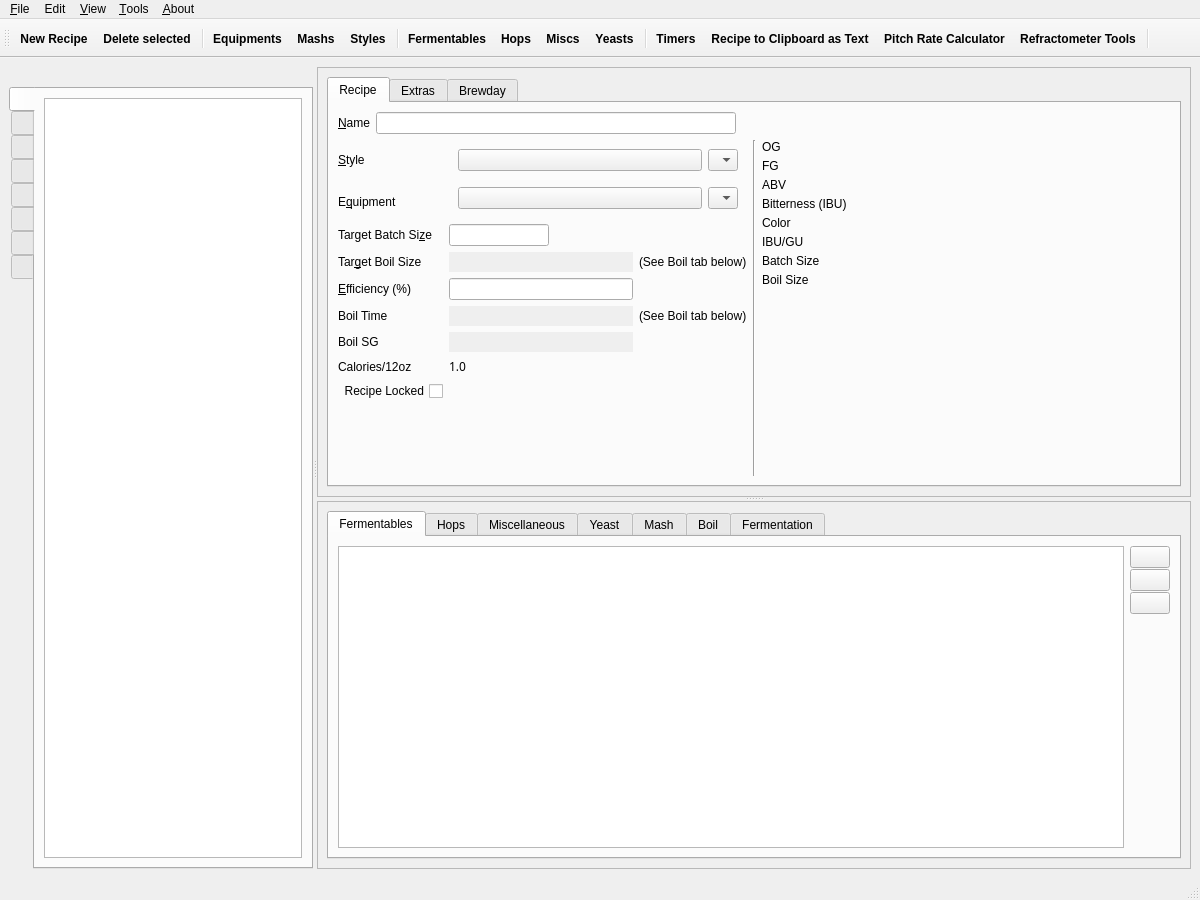
First picture: the form in ui/mainWindow.ui, repository Brewtarget/brewtarget, before the edit.
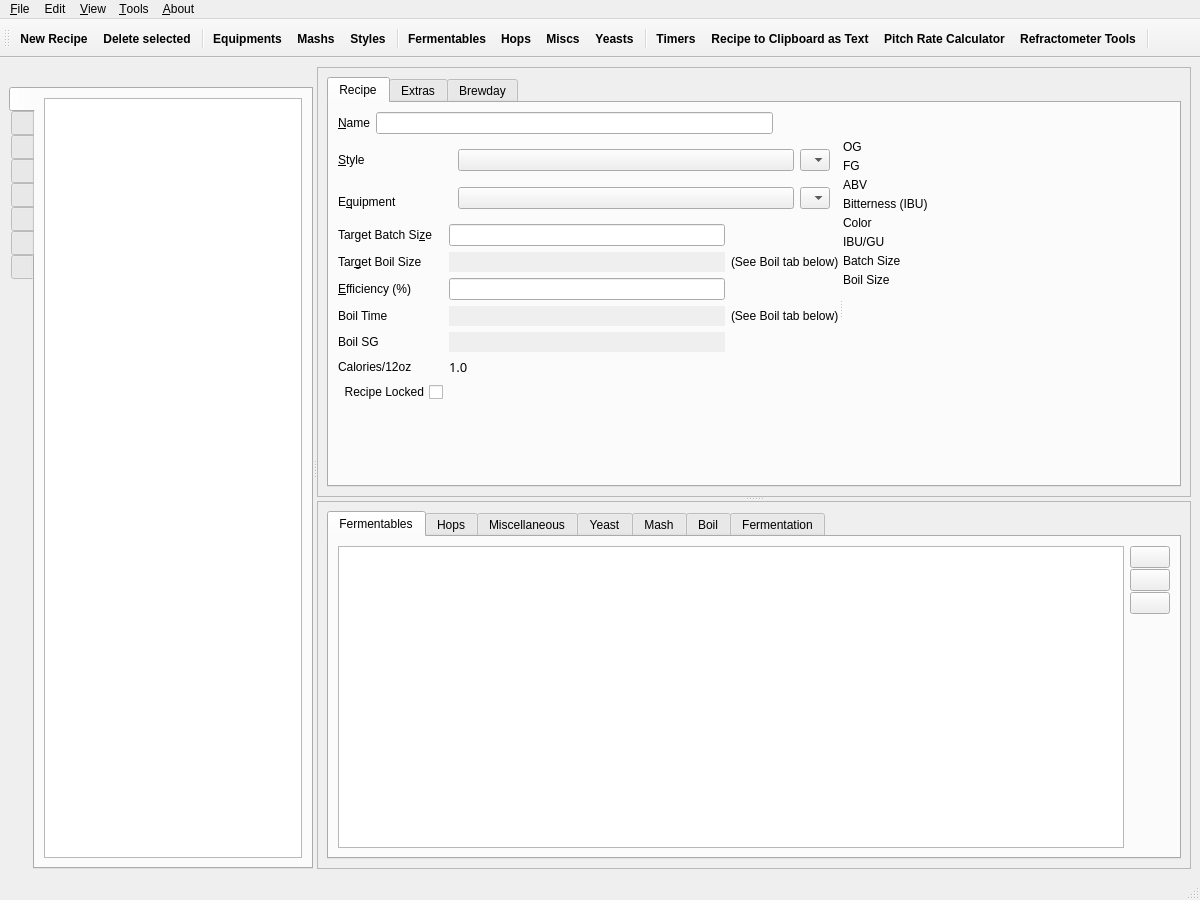
Second picture: the form after the edit. Icons and pictures are not drawn. Custom widgets are drawn as their Qt base class.

Commit message: Add vertical splitter on Recipe tab

Patch:
```diff
--- a/ui/mainWindow.ui
+++ b/ui/mainWindow.ui
@@ -320,12 +320,6 @@
                       <height>0</height>
                      </size>
                     </property>
-                    <property name="maximumSize">
-                     <size>
-                      <width>360</width>
-                      <height>16777215</height>
-                     </size>
-                    </property>
                     <property name="toolTip">
                      <string>Name of recipe</string>
                     </property>
@@ -352,8 +346,12 @@
                </layout>
               </item>
               <item>
-               <layout class="QHBoxLayout" name="horizontalLayout_mainpanel">
-                <item>
+               <!-- Main bit of Recipe tab (below the recipe name line) -->
+               <widget class="QSplitter" name="splitter_vertical_recipe">
+                <property name="orientation">
+                 <enum>Qt::Horizontal</enum>
+                </property>
+                <widget class="QWidget" name="recipe_main_fields" native="true">
                  <layout class="QVBoxLayout" name="verticalLayout_left">
                   <item>
                    <layout class="QGridLayout" name="gridLayout_fields">
@@ -498,24 +496,6 @@
                     </item>
                     <item row="4" column="1">
                      <widget class="SmartLineEdit" name="lineEdit_batchSize">
-                      <property name="sizePolicy">
-                       <sizepolicy hsizetype="Minimum" vsizetype="Fixed">
-                        <horstretch>0</horstretch>
-                        <verstretch>0</verstretch>
-                       </sizepolicy>
-                      </property>
-                      <property name="minimumSize">
-                       <size>
-                        <width>100</width>
-                        <height>0</height>
-                       </size>
-                      </property>
-                      <property name="maximumSize">
-                       <size>
-                        <width>100</width>
-                        <height>16777215</height>
-                       </size>
-                      </property>
                       <property name="toolTip">
                        <string>Target batch size</string>
                       </property>
@@ -684,7 +664,7 @@
                       <property name="font">
                        <font>
                         <family>Sans Serif</family>
-                        <pointsize>9</pointsize>
+                        <pointsize>10</pointsize>
                         <weight>50</weight>
                         <bold>false</bold>
                         <kerning>true</kerning>
@@ -721,15 +701,8 @@
                    </spacer>
                   </item>
                  </layout>
-                </item>
-                <item>
-                 <widget class="Line" name="line">
-                  <property name="orientation">
-                   <enum>Qt::Vertical</enum>
-                  </property>
-                 </widget>
-                </item>
-                <item>
+                </widget><!-- recipe_main_fields -->
+                <widget class="QWidget" name="recipe_range_bars" native="true">
                  <layout class="QVBoxLayout" name="verticalLayout_lcd">
                   <item>
                    <layout class="QGridLayout" name="gridLayout_sliders">
@@ -1008,8 +981,8 @@
                    </spacer>
                   </item>
                  </layout>
-                </item>
-               </layout>
+                </widget> <!-- recipe_range_bars -->
+               </widget> <!-- splitter_vertical_recipe -->
               </item>
              </layout>
             </widget>
```
Left out of the diff: 18 changed lines with no effect on the pictures. The commit also changes 27 other files.
